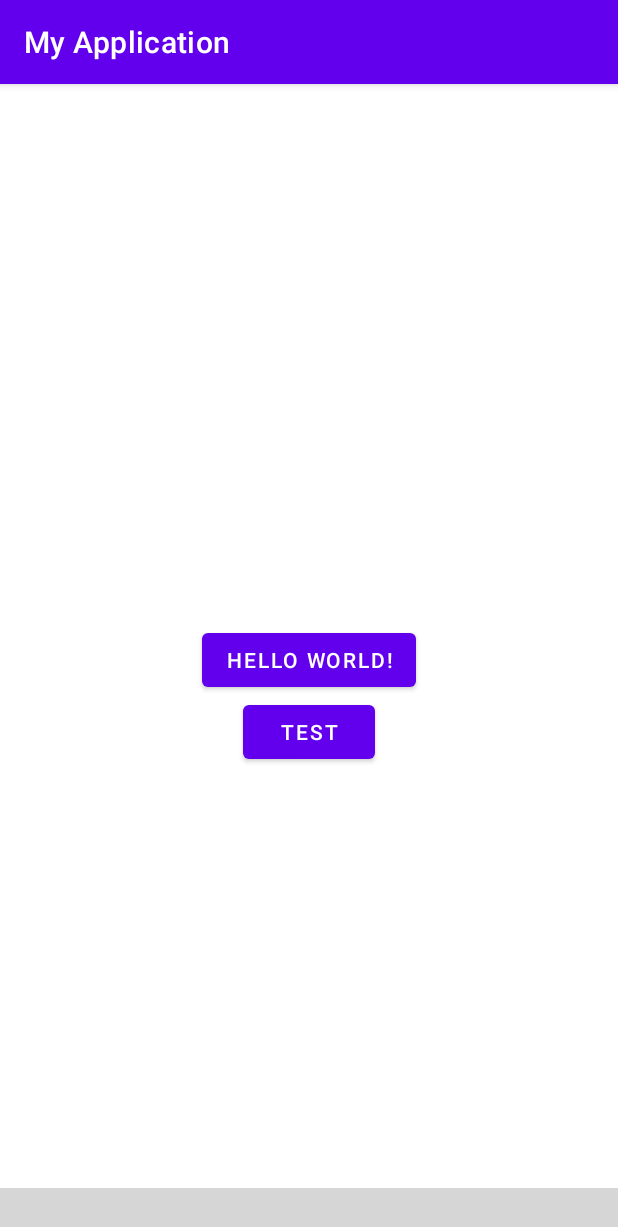
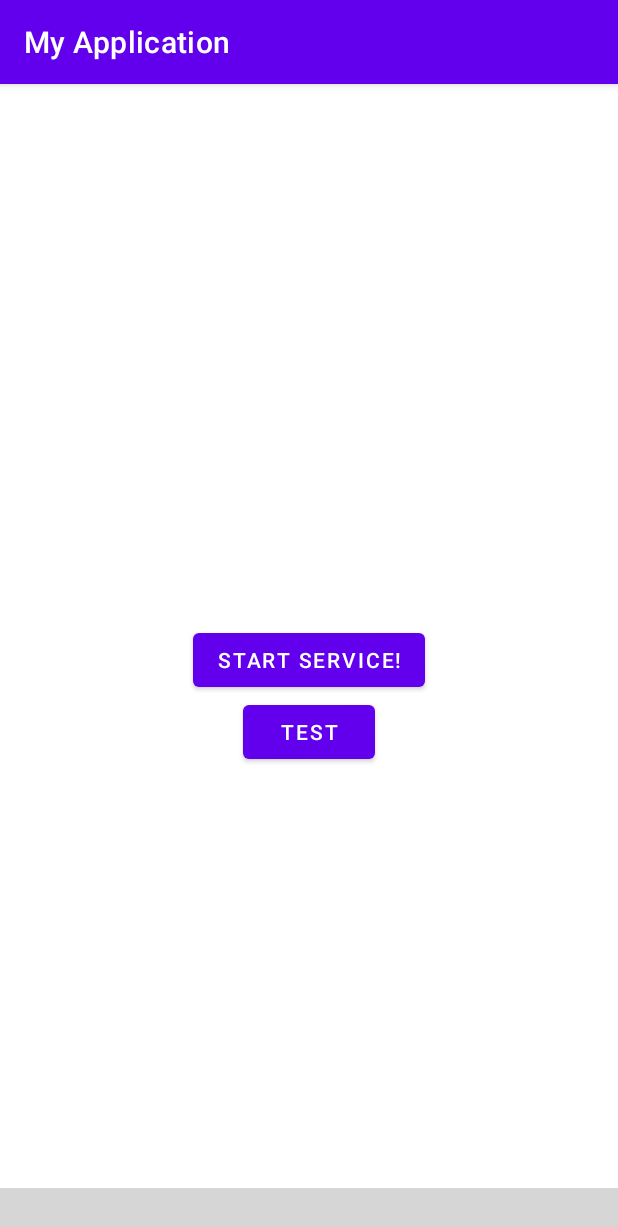
Before and after one commit to 1plus1equal3/TestApplication, an Android app: the screen it shows after launch (MainActivity), after a tap on "TEST", on a phone screen of 412 x 824 dp. Shown: the top 1227 px of the screen. Run offline under Robolectric (Android 15) with nearby library versions, the light colour scheme and no system bars; libraries missing offline, so code that uses them is left out: com.google.android.exoplayer2; plain views replace PlayerControlView; 6 statements that could not run were skipped; grey boxes are pictures that could not be loaded.

Commit message:
Update service Need to configure the player state when foreground service is destroy

```diff
--- a/app/src/main/AndroidManifest.xml
+++ b/app/src/main/AndroidManifest.xml
@@ -15,7 +15,8 @@
         android:theme="@style/Theme.MyApplication"
         tools:targetApi="22">
 
-        <service android:name=".ExampleService" />
+        <service android:name=".ExampleService"
+          />
 
         <receiver android:name=".Receiver">
 
--- a/app/src/main/java/com/example/myapplication/MainActivity.java
+++ b/app/src/main/java/com/example/myapplication/MainActivity.java
@@ -8,10 +8,10 @@ import android.net.Uri;
 import android.os.Build;
 import android.os.Bundle;
 import android.util.Log;
+import android.view.View;
 import android.widget.Button;
 import com.google.android.exoplayer2.ExoPlayer;
 import com.google.android.exoplayer2.MediaItem;
-import com.google.android.exoplayer2.source.MediaSource;
 import com.google.android.exoplayer2.ui.PlayerControlView;
 
 import java.io.IOException;
@@ -21,7 +21,6 @@ public class MainActivity extends AppCompatActivity {
     Button button, testButton;
     ExoPlayer player;
     PlayerControlView playerControlView;
-    MediaPlayer mediaPlayer = new MediaPlayer();
 
     @Override
     protected void onCreate(Bundle savedInstanceState) {
@@ -34,9 +33,15 @@ public class MainActivity extends AppCompatActivity {
         playerControlView = findViewById(R.id.player_view);
 
         //test button
+/*
         testButton.setOnClickListener(view -> {
-            Uri uri = Uri.parse("android.resource://" + getPackageName() + "/" + R.raw.test_song_0);
-            Log.e("Uri: ", String.valueOf(uri));
+            Uri[] uri = new Uri[3];
+            uri[0] = Uri.parse("android.resource://" + getPackageName() + "/" + R.raw.test_song_0);
+            uri[1] = Uri.parse("android.resource://" + getPackageName() + "/" + R.raw.test_song_1);
+            uri[2] = Uri.parse("android.resource://" + getPackageName() + "/" + R.raw.test_song_2);
+            for(int i = 0; i<3; i++){
+                Log.e("Uri", "" + uri[i]);
+            }
             try {
                 mediaPlayer.setDataSource(this, uri);
                 mediaPlayer.prepare();
@@ -45,6 +50,7 @@ public class MainActivity extends AppCompatActivity {
             }
             mediaPlayer.start();
         });
+*/
 
         //Set up exoplayer
         player = new ExoPlayer.Builder(this).build();
@@ -54,9 +60,7 @@ public class MainActivity extends AppCompatActivity {
         Receiver.getPlayer(player);
         Intent intent = new Intent(this, ExampleService.class);
         button.setOnClickListener(view -> {
-            player.play();
             player.setPlayWhenReady(true);
-            player.getPlaybackState();
             Log.d("Service: ", "Started");
             if (Build.VERSION.SDK_INT >= Build.VERSION_CODES.O) {
                 startForegroundService(intent);
@@ -65,15 +69,20 @@ public class MainActivity extends AppCompatActivity {
             }
         });
 
+        testButton.setOnClickListener(view -> {
+            player.pause();
+            stopService(intent);
+        });
+
     }
 
     public void prepareSongPlaylist(ExoPlayer player) {
         Uri[] uris = new Uri[4];
+        uris[0] = Uri.parse("android.resource://" + getPackageName() + "/" + R.raw.test_song_0);
+        uris[1] = Uri.parse("android.resource://" + getPackageName() + "/" + R.raw.test_song_1);
+        uris[2] = Uri.parse("android.resource://" + getPackageName() + "/" + R.raw.test_song_2);
         MediaItem[] items = new MediaItem[4];
-        for (int i = 0; i < 4; i++) {
-            String songPath = "android.resources://" + getPackageName() + "/" + R.raw.test_song_0;
-            Log.e("Path: ", songPath);
-            uris[i] = Uri.parse(songPath);
+        for (int i = 0; i < 3; i++) {
             items[i] = MediaItem.fromUri(uris[i]);
             player.addMediaItem(items[i]);
         }
--- a/app/src/main/res/layout/activity_main.xml
+++ b/app/src/main/res/layout/activity_main.xml
@@ -10,7 +10,7 @@
         android:id="@+id/start_service"
         android:layout_width="wrap_content"
         android:layout_height="wrap_content"
-        android:text="Hello World!"
+        android:text="Start service!"
         app:layout_constraintBottom_toBottomOf="parent"
         app:layout_constraintEnd_toEndOf="parent"
         app:layout_constraintStart_toStartOf="parent"
```
Also changed, not shown: app/src/main/java/com/example/myapplication/ExampleService.java (+13 -3 lines), app/src/main/java/com/example/myapplication/Receiver.java (+5 -5 lines), 1 other file.
